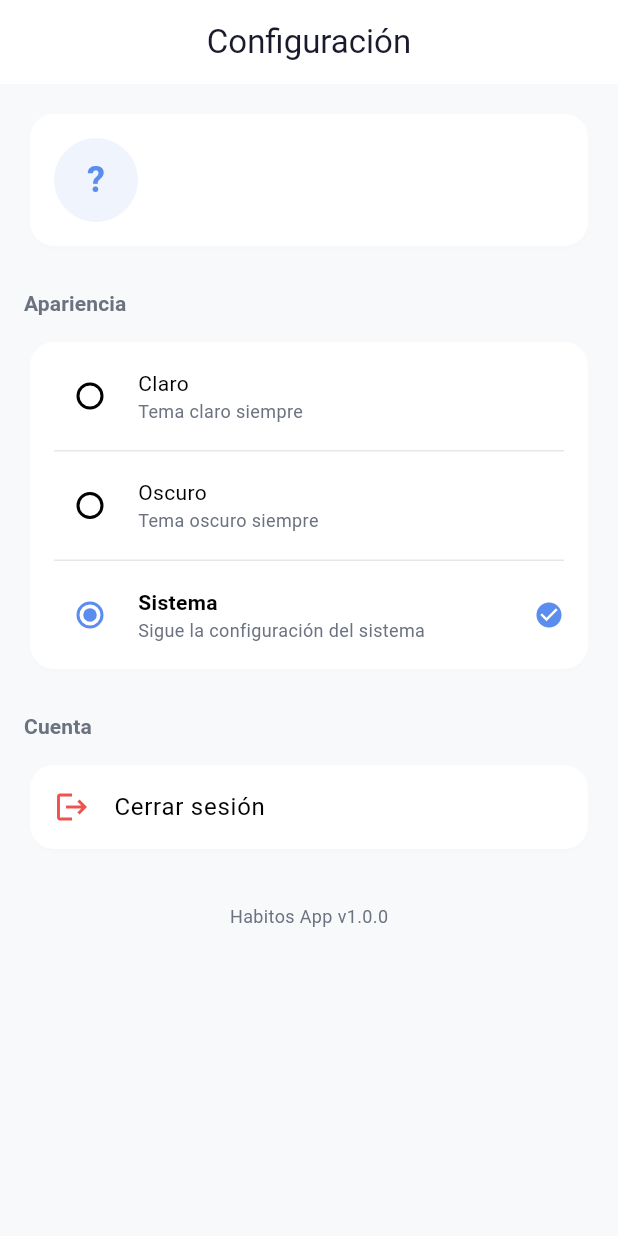
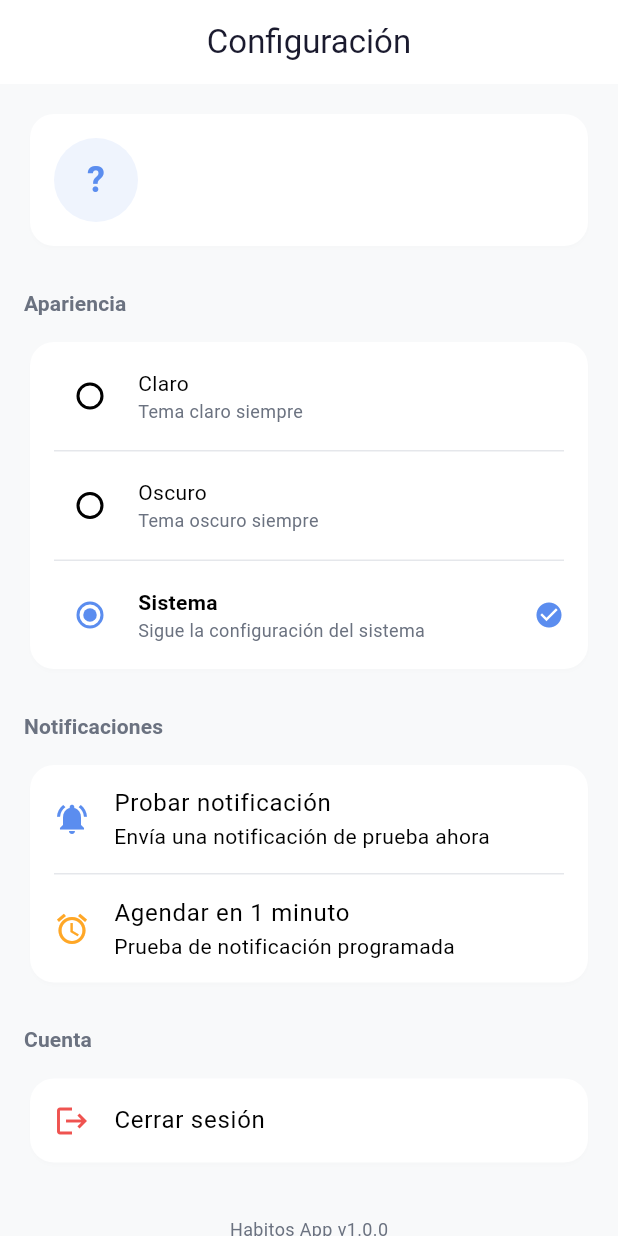
Before and after one commit to Brayanpower/HabitosAPP, a Flutter app: the SettingsScreen screen opened by its route, on a phone screen of 412 x 824 dp. Run offline on Flutter 3.47's test engine with Material 3 defaults, Android fonts, the phone set to English and light mode, and no system bars; our stand-ins replace fl_chart, flutter_local_notifications, go_router, shared_preferences, sqflite, timezone; accounts and stored records are empty.

```diff
--- a/lib/config/routes/app_routes.dart
+++ b/lib/config/routes/app_routes.dart
@@ -1,3 +1,4 @@
+import 'package:flutter/foundation.dart';
 import 'package:go_router/go_router.dart';
 import 'package:provider/provider.dart';
 import 'package:habitos_app/presentation/providers/auth_provider.dart';
@@ -22,7 +23,8 @@ class AppRoutes {
   static const String stats = '/stats';
   static const String settings = '/settings';
 
-  static final GoRouter router = GoRouter(
+  static GoRouter router({Listenable? refreshListenable}) => GoRouter(
+    refreshListenable: refreshListenable,
     initialLocation: login,
     redirect: (context, state) {
       final authProvider = context.read<AuthProvider>();
--- a/lib/main.dart
+++ b/lib/main.dart
@@ -35,7 +35,7 @@ void main() async {
           create: (_) => ThemeProvider(),
         ),
       ],
-      child: const HabitosApp(),
+      child: HabitosApp(authProvider: authProvider),
     ),
   );
 
@@ -45,7 +45,9 @@ void main() async {
 }
 
 class HabitosApp extends StatelessWidget {
-  const HabitosApp({super.key});
+  final AuthProvider authProvider;
+
+  const HabitosApp({super.key, required this.authProvider});
 
   @override
   Widget build(BuildContext context) {
@@ -57,7 +59,7 @@ class HabitosApp extends StatelessWidget {
       theme: AppTheme.lightTheme,
       darkTheme: AppTheme.darkTheme,
       themeMode: themeProvider.themeMode,
-      routerConfig: AppRoutes.router,
+      routerConfig: AppRoutes.router(refreshListenable: authProvider),
     );
   }
 }
--- a/lib/presentation/screens/settings/settings_screen.dart
+++ b/lib/presentation/screens/settings/settings_screen.dart
@@ -101,6 +101,69 @@ class SettingsScreen extends StatelessWidget {
                   value: ThemeMode.system,
                   selected: themeProvider.themeMode,
                   onTap: () => themeProvider.setThemeMode(ThemeMode.system),
+                ),
+              ],
+            ),
+          ),
+          const SizedBox(height: 24),
+          Text(
+            'Notificaciones',
+            style: Theme.of(context).textTheme.titleSmall?.copyWith(
+                  fontWeight: FontWeight.bold,
+                  color: AppTheme.textSecondary,
+                ),
+          ),
+          const SizedBox(height: 12),
+          Card(
+            child: Column(
+              children: [
+                ListTile(
+                  leading: const Icon(Icons.notifications_active, color: AppTheme.primaryColor),
+                  title: const Text('Probar notificación'),
+                  subtitle: const Text('Envía una notificación de prueba ahora'),
+                  onTap: () async {
+                    await NotificationHelper.requestNotificationPermission();
+                    final granted = await NotificationHelper.requestExactAlarmPermission();
+                    await NotificationHelper.showAlarmNotification(
+                      id: 999,
+                      title: 'Notificación de prueba',
+                      body: 'Si ves esto, las notificaciones funcionan correctamente',
+                    );
+                    if (context.mounted) {
+                      ScaffoldMessenger.of(context).showSnackBar(
+                        SnackBar(
+                          content: Text(granted
+                              ? 'Notificación enviada'
+                              : 'Notificación enviada (permiso de alarma exacta no concedido)'),
+                        ),
+                      );
+                    }
+                  },
+                ),
+                const Divider(height: 1, indent: 16, endIndent: 16),
+                ListTile(
+                  leading: const Icon(Icons.alarm, color: AppTheme.warning),
+                  title: const Text('Agendar en 1 minuto'),
+                  subtitle: const Text('Prueba de notificación programada'),
+                  onTap: () async {
+                    await NotificationHelper.requestNotificationPermission();
+                    final date = DateTime.now().add(const Duration(minutes: 1));
+                    await NotificationHelper.scheduleAlarmNotification(
+                      id: 998,
+                      title: 'Recordatorio programado',
+                      body: 'Esta notificación se programó hace 1 minuto',
+                      scheduledDate: date,
+                    );
+                    if (context.mounted) {
+                      ScaffoldMessenger.of(context).showSnackBar(
+                        SnackBar(
+                          content: Text(
+                            'Programada para las ${date.hour.toString().padLeft(2, '0')}:${date.minute.toString().padLeft(2, '0')}',
+                          ),
+                        ),
+                      );
+                    }
+                  },
                 ),
               ],
             ),
```
Also changed, not shown: lib/config/helpers/notification_helper.dart (+10 -2 lines).
